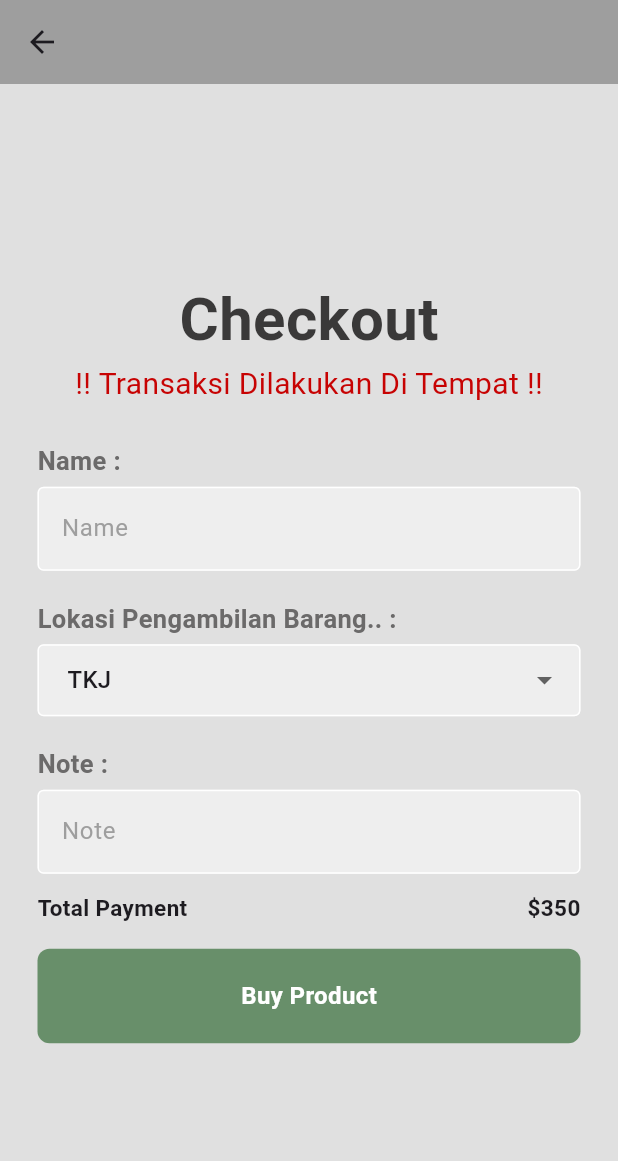
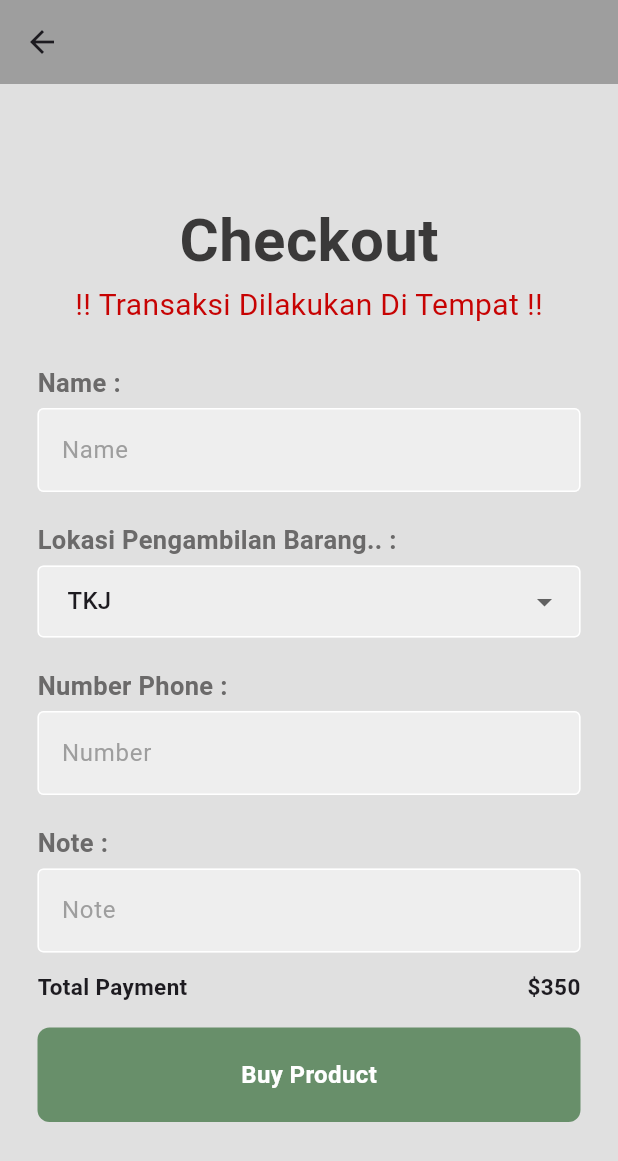
Before and after one commit to raaffiy/ecommerce_flutter, a Flutter app: the CheckOut screen opened directly, on a phone screen of 412 x 824 dp. Shown: the top 1161 px of the screen. Run offline on Flutter 3.47's test engine with Material 3 defaults, Android fonts, the phone set to English and light mode, and no system bars; our stand-ins replace firebase_auth, firebase_core, get, google_nav_bar, google_sign_in; accounts and stored records are empty.

Commit message:
update product & cart

```diff
--- a/lib/models/cart.dart
+++ b/lib/models/cart.dart
@@ -7,36 +7,48 @@ class Cart extends ChangeNotifier {
     Shoe(
       name: 'Product 1',
       price: '226',
+      username: 'rafy',
+      number: '085714713706',
       description: 'Description 1',
       imagePath: 'lib/images/product.png',
     ),
     Shoe(
       name: 'Product 2',
       price: '236',
+      username: 'Udil',
+      number: '0861',
       description: 'Description 2',
       imagePath: 'lib/images/product2.png',
     ),
     Shoe(
       name: 'Product 3',
       price: '220',
+      username: 'arman',
+      number: '0812',
       description: 'Description 3',
       imagePath: 'lib/images/product3.png',
     ),
     Shoe(
       name: 'Product 4',
       price: '267',
+      username: 'yanto',
+      number: '0812',
       description: 'Description 4',
       imagePath: 'lib/images/product4.png',
     ),
     Shoe(
       name: 'Product 5',
       price: '250',
+      username: 'yanti',
+      number: '0861',
       description: 'Description 5',
       imagePath: 'lib/images/product5.png',
     ),
     Shoe(
       name: 'Product 6',
       price: '230',
+      username: 'syahrul',
+      number: '0863',
       description: 'Description 6',
       imagePath: 'lib/images/product6.png',
     ),
--- a/lib/models/shoe.dart
+++ b/lib/models/shoe.dart
@@ -1,12 +1,16 @@
 class Shoe {
   final String name;
   final String price;
+  final String username;
+  final String number;
   final String imagePath;
   final String description;
 
   Shoe({
     required this.name,
     required this.price,
+    required this.username,
+    required this.number,
     required this.imagePath,
     required this.description,
   });
--- a/lib/pages/checkout_page.dart
+++ b/lib/pages/checkout_page.dart
@@ -25,6 +25,49 @@ class _CheckOutState extends State<CheckOut> {
         builder: (context) => const SuccessBuy(),
       ),
     );
+  }
+
+  Future<void> _showConfirmationDialog() async {
+    return showDialog<void>(
+      context: context,
+      barrierDismissible: false,
+      builder: (BuildContext context) {
+        return AlertDialog(
+          title: const Text('Are You Sure?'),
+          content: const Text('Do not enter wrong data'),
+          actions: <Widget>[
+            TextButton(
+              onPressed: () {
+                Navigator.of(context).pop();
+              },
+              child: const Text('No'),
+            ),
+            TextButton(
+              onPressed: () {
+                // Handle the action when user clicks "Yes"
+                Navigator.of(context).pop(); // Close the dialog
+                _completePurchase(); // Call the function to complete the purchase
+              },
+              child: const Text('Yes'),
+            ),
+          ],
+        );
+      },
+    );
+  }
+
+  void _completePurchase() {
+    // Add your logic to complete the purchase here
+    Navigator.push(
+      context,
+      MaterialPageRoute(
+        builder: (context) => const SuccessBuy(),
+      ),
+    );
+  }
+
+  void _onTap() {
+    _showConfirmationDialog();
   }
 
   @override
@@ -160,6 +203,48 @@ class _CheckOutState extends State<CheckOut> {
 
                 const SizedBox(height: 20),
 
+                // Number
+                const Padding(
+                  padding: EdgeInsets.symmetric(horizontal: 25.0),
+                  child: Row(
+                    children: [
+                      Text(
+                        'Number Phone : ',
+                        style: TextStyle(
+                          fontSize: 17,
+                          fontWeight: FontWeight.bold,
+                          color: Color.fromARGB(255, 107, 106, 106),
+                        ),
+                      ),
+                    ],
+                  ),
+                ),
+
+                const SizedBox(height: 5),
+
+                // Note textfield
+                Padding(
+                  padding: const EdgeInsets.symmetric(horizontal: 25.0),
+                  child: TextField(
+                    decoration: InputDecoration(
+                      enabledBorder: const OutlineInputBorder(
+                        borderSide: BorderSide(color: Colors.white),
+                      ),
+                      focusedBorder: OutlineInputBorder(
+                        borderSide: BorderSide(color: Colors.grey.shade400),
+                      ),
+                      fillColor: Colors.grey.shade200,
+                      filled: true,
+                      hintText: 'Number',
+                      hintStyle: TextStyle(
+                        color: Colors.grey[500],
+                      ),
+                    ),
+                  ),
+                ),
+
+                const SizedBox(height: 20),
+
                 // note
                 const Padding(
                   padding: EdgeInsets.symmetric(horizontal: 25.0),
@@ -231,7 +316,7 @@ class _CheckOutState extends State<CheckOut> {
 
                 // Button Buy Product
                 GestureDetector(
-                  onTap: OnTap,
+                  onTap: _onTap,
                   child: Container(
                     padding: const EdgeInsets.all(20),
                     margin: const EdgeInsets.symmetric(horizontal: 25),
```
Also changed, not shown: lib/components/cart_item.dart (+6 -5 lines), lib/components/shoe_tile.dart (+37 -1 lines), lib/pages/all_product_page.dart (added, +175 -0 lines), lib/pages/shop_page.dart (+21 -7 lines), lib/components/all_product.dart (added), 1 other file.
